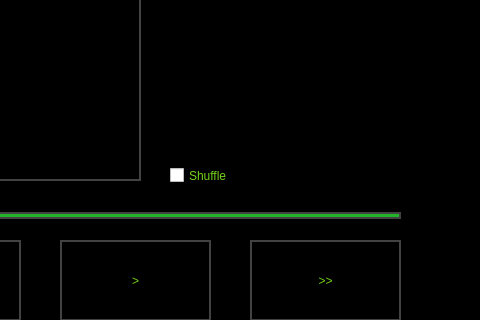
The window that modules/MusicPlayer/musicplayer.ui (nbdy/carpi) describes before a commit, drawn with Qt 5; both pictures show x 150 to 630 and y 90 to 410 of the 1024 by 600 pixel window.
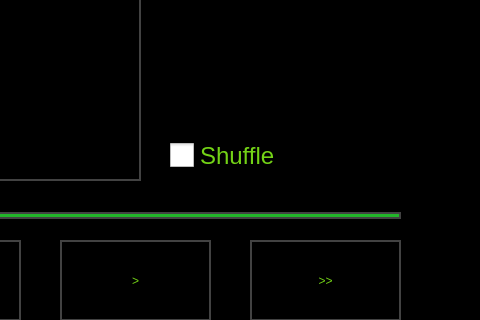
The same window after the commit.

The edit to the form file:
```diff
--- a/modules/MusicPlayer/musicplayer.ui
+++ b/modules/MusicPlayer/musicplayer.ui
@@ -112,18 +112,40 @@
    <property name="geometry">
     <rect>
      <x>320</x>
-     <y>250</y>
-     <width>101</width>
-     <height>31</height>
+     <y>220</y>
+     <width>141</width>
+     <height>51</height>
     </rect>
    </property>
+   <property name="font">
+    <font>
+     <pointsize>-1</pointsize>
+     <weight>50</weight>
+     <italic>false</italic>
+     <bold>false</bold>
+    </font>
+   </property>
    <property name="styleSheet">
-    <string notr="true">color: rgb(115, 210, 22);
-background: none;</string>
+    <string notr="true">QCheckBox {
+	color: rgb(115, 210, 22);
+	background: none;
+	font: 24px;
+}
+
+QCheckBox::indicator {
+	width: 24px;
+	height: 24px;
+}</string>
    </property>
    <property name="text">
     <string>Shuffle</string>
    </property>
+   <property name="iconSize">
+    <size>
+     <width>32</width>
+     <height>32</height>
+    </size>
+   </property>
   </widget>
  </widget>
  <resources/>
```
